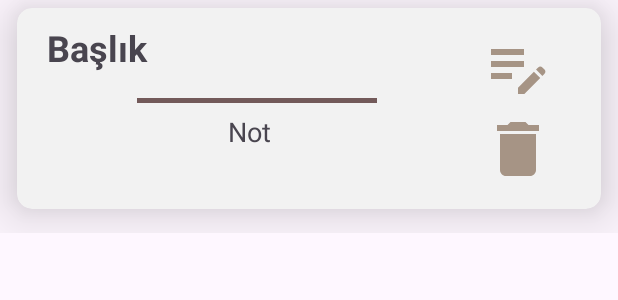
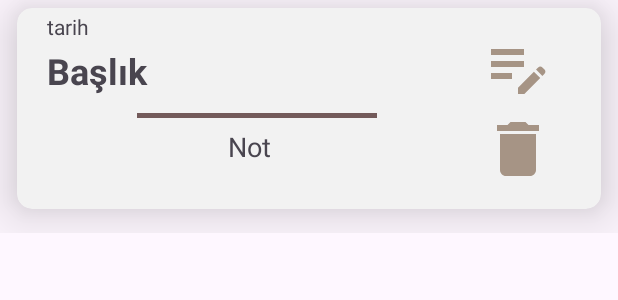
Before and after one commit to Yunussemrey/BenimNotumApp, an Android app: the layout card_tasarim.xml on its own in the app's theme, with its tools: preview values and no code run, on a phone screen of 412 x 824 dp. Shown: the top 300 px of the screen. Run offline under Robolectric (Android 15) with nearby library versions, the phone set to English and light mode, and no system bars.

Commit message:
sql ile tarih kaydetme bağlantısı yapıldı.

```diff
--- a/app/src/main/java/com/yunusemre/notapp/ui/adapter/NotlarAdapter.java
+++ b/app/src/main/java/com/yunusemre/notapp/ui/adapter/NotlarAdapter.java
@@ -80,6 +80,7 @@ public class NotlarAdapter extends RecyclerView.Adapter<NotlarAdapter.CardTasari
         CardTasarimBinding t = holder.tasarimBinding;
         t.textView4.setText(notlar.getNot_baslik());
         t.textViewNot.setText(notlar.getNot_icerik());
+       // t.textTarih.setText(notlar.getTarih()); // tarih
         t.textView4.setTextColor(Color.parseColor(renk));
         t.textViewNot.setTextColor(Color.parseColor(renk2));
         t.textView4.setTypeface(typeface);
--- a/app/src/main/java/com/yunusemre/notapp/ui/viewmodel/NotGuncelleViewModel.java
+++ b/app/src/main/java/com/yunusemre/notapp/ui/viewmodel/NotGuncelleViewModel.java
@@ -17,8 +17,8 @@ public class NotGuncelleViewModel extends ViewModel {
         public NotGuncelleViewModel(NotlarDaoRepository notDao){
             this.notDao = notDao;
         }
-    public void guncelle(int id,String baslik,String icerik){
-        notDao.guncelle(id,baslik,icerik);
+    public void guncelle(int id,String baslik,String icerik,String tarih){
+        notDao.guncelle(id,baslik,icerik,tarih);
 
     }
 }
--- a/app/src/main/java/com/yunusemre/notapp/ui/viewmodel/NotKayitViewModel.java
+++ b/app/src/main/java/com/yunusemre/notapp/ui/viewmodel/NotKayitViewModel.java
@@ -18,7 +18,7 @@ public class NotKayitViewModel extends ViewModel {
     public NotKayitViewModel(NotlarDaoRepository notDao){
         this.notDao = notDao;
     }
-    public void kaydet (String baslik,String icerik){
-       notDao.kaydet(baslik,icerik);
+    public void kaydet (String baslik,String icerik,String tarih){
+       notDao.kaydet(baslik,icerik,tarih);
     }
 }
--- a/app/src/main/res/layout/card_tasarim.xml
+++ b/app/src/main/res/layout/card_tasarim.xml
@@ -27,11 +27,13 @@
             app:layout_constraintStart_toStartOf="parent"
             app:layout_constraintTop_toTopOf="parent">
 
+
+
             <View
                 android:layout_width="160dp"
                 android:layout_height="3dp"
                 android:background="@color/kaydet"
-                android:layout_marginTop="60dp"
+                android:layout_marginTop="70dp"
                 android:layout_marginLeft="80dp">
 
             </View>
@@ -39,12 +41,21 @@
             <TextView
                 android:id="@+id/textView4"
                 android:layout_width="270dp"
-                android:layout_height="wrap_content"
+                android:layout_height="40dp"
                 android:layout_marginLeft="20dp"
-                android:layout_marginTop="10dp"
+                android:layout_marginTop="25dp"
                 android:text="Başlık"
                 android:textStyle="bold"
                 android:textSize="24sp">
+
+            </TextView>
+            <TextView
+                android:id="@+id/textTarih"
+                android:layout_width="200dp"
+                android:layout_height="20dp"
+                android:text="tarih"
+                android:layout_marginLeft="20dp"
+                android:layout_marginTop="2.5dp">
 
             </TextView>
 
@@ -68,9 +79,9 @@
                 android:id="@+id/textViewNot"
                 android:layout_width="270dp"
                 android:textAlignment="center"
-                android:layout_height="wrap_content"
+                android:layout_height="50dp"
                 android:layout_marginLeft="20dp"
-                android:layout_marginTop="70dp"
+                android:layout_marginTop="80dp"
                 android:text="Not"
                 android:textSize="18sp" />
 
```
Also changed, not shown: app/src/main/java/com/yunusemre/notapp/data/entity/Notlar.java (+14 -1 lines), app/src/main/java/com/yunusemre/notapp/data/repo/NotlarDaoRepository.java (+5 -5 lines), app/src/main/java/com/yunusemre/notapp/ui/fragment/NotGuncelleFragment.java (+15 -3 lines), app/src/main/java/com/yunusemre/notapp/ui/fragment/NotKayitFragment.java (+15 -12 lines), app/src/main/java/com/yunusemre/notapp/ui/fragment/NotOkumaFragment.java (+3 -7 lines), app/src/main/res/layout/fragment_not_guncelle.xml (+10 -0 lines), app/src/main/assets/not_1.sqlite.
